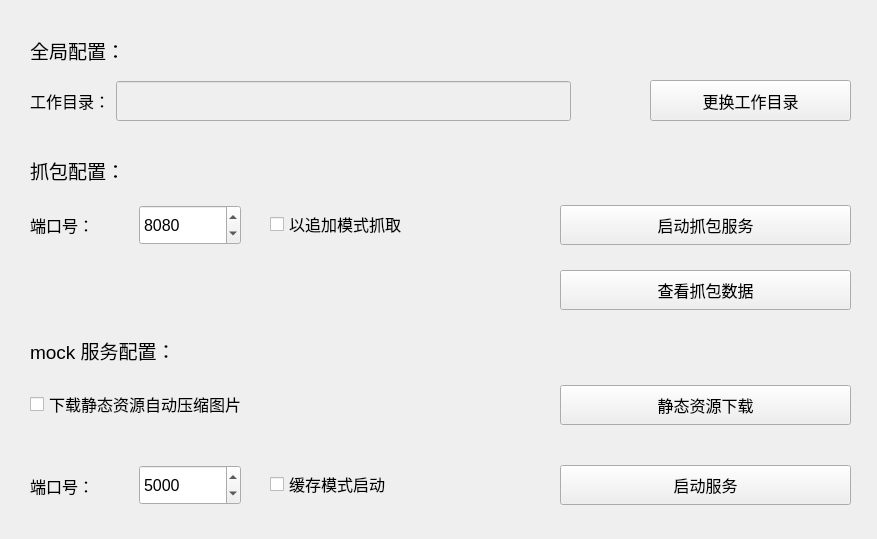
Before: the Qt Designer form qt_ui/mian_window.ui in ShenWei-HopeNoBug/mock-api-server, drawn with Qt 5.
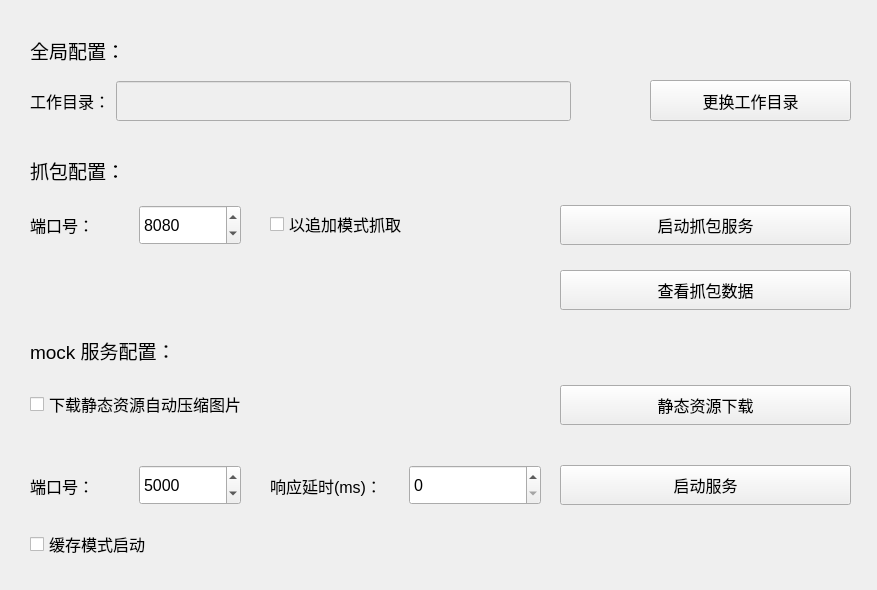
After: the same form once the commit is applied.

Commit message: 全局接口响应延时改为在客户端操作配置

```diff
--- a/qt_ui/mian_window.ui
+++ b/qt_ui/mian_window.ui
@@ -7,7 +7,7 @@
     <x>0</x>
     <y>0</y>
     <width>877</width>
-    <height>539</height>
+    <height>590</height>
    </rect>
   </property>
   <property name="windowTitle">
@@ -407,8 +407,8 @@
   <widget class="QCheckBox" name="cacheCheckBox">
    <property name="geometry">
     <rect>
-     <x>270</x>
-     <y>460</y>
+     <x>30</x>
+     <y>520</y>
      <width>211</width>
      <height>48</height>
     </rect>
@@ -485,6 +485,48 @@
     <string>查看抓包数据</string>
    </property>
   </widget>
+  <widget class="QWidget" name="horizontalLayoutWidget_7">
+   <property name="geometry">
+    <rect>
+     <x>270</x>
+     <y>460</y>
+     <width>271</width>
+     <height>51</height>
+    </rect>
+   </property>
+   <layout class="QHBoxLayout" name="horizontalLayout_7">
+    <item>
+     <widget class="QLabel" name="label_7">
+      <property name="font">
+       <font>
+        <pointsize>12</pointsize>
+       </font>
+      </property>
+      <property name="text">
+       <string>响应延时(ms)：</string>
+      </property>
+     </widget>
+    </item>
+    <item>
+     <widget class="QSpinBox" name="responseDelaySpinBox">
+      <property name="minimumSize">
+       <size>
+        <width>0</width>
+        <height>40</height>
+       </size>
+      </property>
+      <property name="font">
+       <font>
+        <pointsize>12</pointsize>
+       </font>
+      </property>
+      <property name="maximum">
+       <number>120000</number>
+      </property>
+     </widget>
+    </item>
+   </layout>
+  </widget>
  </widget>
  <resources/>
  <connections/>
```
The commit also changes 4 other files.
